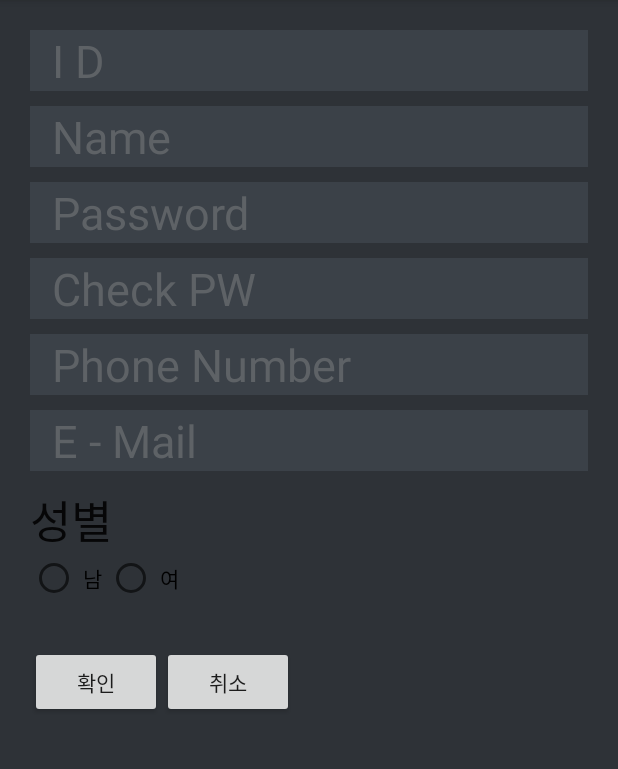
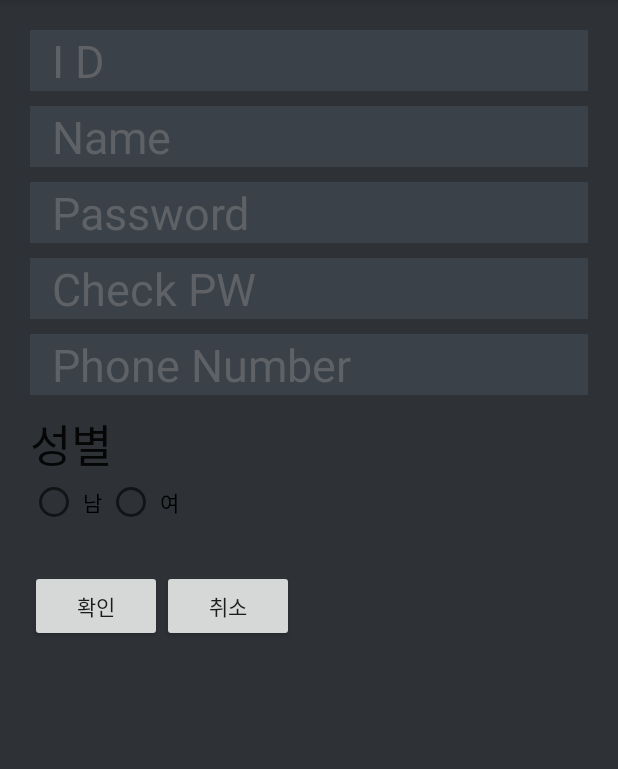
Before and after one commit to Parkdusang/MobileTermProject, an Android app: the Register screen opened directly, with no data from a screen before it, on a phone screen of 412 x 824 dp, the part 84-853 px from its top. Run offline under Robolectric (Android 15) with nearby library versions, the phone set to English and light mode, and no system bars.

Commit message:
db연동 customer연동

```diff
--- a/HealthTrainer/app/src/main/java/com/example/parkdusang/healthtrainer/Customercontent2.java
+++ b/HealthTrainer/app/src/main/java/com/example/parkdusang/healthtrainer/Customercontent2.java
@@ -16,11 +16,13 @@ public class Customercontent2 extends Fragment{
     private ArrayList<ArrayList<String>> mChildList = null;
     private ArrayList<String> mChildListContent = null;
     private ExpandableListView mListView;
-
+    String id;
     public View onCreateView(LayoutInflater inflater, ViewGroup container,
                              Bundle savedInstanceState) {
 
         ViewGroup v = (ViewGroup) inflater.inflate(R.layout.customercontent2, container, false);
+
+        id = this.getArguments().getString("_id","None");
         mListView=(ExpandableListView)v.findViewById(R.id.elv_list);
         mGroupList = new ArrayList<String>();
         mChildList = new ArrayList<ArrayList<String>>();
--- a/HealthTrainer/app/src/main/java/com/example/parkdusang/healthtrainer/Customercontent3.java
+++ b/HealthTrainer/app/src/main/java/com/example/parkdusang/healthtrainer/Customercontent3.java
@@ -13,14 +13,14 @@ public class Customercontent3 extends Fragment{
 
     TextView cc3Txt1,cc3Txt2,cc3Txt3,cc3Txt4,cc3Txt5,cc3Txt6;
     ProgressBar cc3Pbar1,cc3Pbar2,cc3Pbar3,cc3Pbar4,cc3Pbar5,cc3Pbar6;
-
+    String id;
 
     int barValue[]={1,2,3,4,5,6};
     public View onCreateView(LayoutInflater inflater, ViewGroup container,
                              Bundle savedInstanceState) {
 
         ViewGroup v = (ViewGroup)inflater.inflate(R.layout.customercontent3, container, false);
-
+        id = this.getArguments().getString("_id","None");
         cc3Txt1=(TextView)v.findViewById(R.id.cc3Text1); //디비 연동해서 얻어온 값을 setText로 열어주게한다
         cc3Txt2=(TextView)v.findViewById(R.id.cc3Text2);
         cc3Txt3=(TextView)v.findViewById(R.id.cc3Text3);
--- a/HealthTrainer/app/src/main/java/com/example/parkdusang/healthtrainer/Customercontent4.java
+++ b/HealthTrainer/app/src/main/java/com/example/parkdusang/healthtrainer/Customercontent4.java
@@ -17,12 +17,14 @@ public class Customercontent4 extends Fragment{
     Button cc4btn;
     ArrayList<MyCustomDTO2> cc4list;
     Cc4Adapter cc4adapter;
-
+    String id;
     public View onCreateView(LayoutInflater inflater, ViewGroup container,
                              Bundle savedInstanceState) {
 
 
         ViewGroup v = (ViewGroup)inflater.inflate(R.layout.customercontent4, container, false);
+
+        id = this.getArguments().getString("_id","None");
         cc4listView = (ListView)v.findViewById(R.id.cc4listView);
         cc4list=new ArrayList<MyCustomDTO2>();
         //디비 연동할 부분
--- a/HealthTrainer/app/src/main/java/com/example/parkdusang/healthtrainer/Register.java
+++ b/HealthTrainer/app/src/main/java/com/example/parkdusang/healthtrainer/Register.java
@@ -69,7 +69,7 @@ public class Register extends AppCompatActivity {
                     Toast.makeText(getApplicationContext(), "휴대폰 번호를 입력하시오", Toast.LENGTH_SHORT).show();
                 } else if (b1.isChecked() == false && b2.isChecked() == false) {
                     Toast.makeText(getApplicationContext(), "성별을 체크하시오", Toast.LENGTH_SHORT).show();
-                } else if (ETpassword.getText().toString().equals(ETpasswordCheck.getText().toString())) {
+                } else if (!ETpassword.getText().toString().equals(ETpasswordCheck.getText().toString())) {
                     Toast.makeText(getApplicationContext(), "비밀번호가 다릅니다.", Toast.LENGTH_SHORT).show();
                 } else {
 
--- a/HealthTrainer/app/src/main/res/layout/register.xml
+++ b/HealthTrainer/app/src/main/res/layout/register.xml
@@ -69,17 +69,6 @@
             android:hint="  Phone Number" />
 
 
-        <EditText
-            android:id="@+id/rg_edit_email"
-            android:layout_width="match_parent"
-            android:layout_height="wrap_content"
-            android:background="@color/input_register_bg"
-            android:textColorHint="@color/input_register_hint"
-            android:textSize="30dp"
-            android:layout_marginBottom="10dp"
-            android:hint="  E - Mail" />
-
-
         <TextView
             android:layout_width="wrap_content"
             android:layout_height="wrap_content"
```
Also changed, not shown: HealthTrainer/app/src/main/java/com/example/parkdusang/healthtrainer/Connectionwaiting.java (+37 -2 lines), HealthTrainer/app/src/main/java/com/example/parkdusang/healthtrainer/Customercontent1.java (+10 -1 lines), HealthTrainer/app/src/main/java/com/example/parkdusang/healthtrainer/MyViewPagerAdapter.java (+21 -2 lines), HealthTrainer/app/src/main/java/com/example/parkdusang/healthtrainer/customermode.java (+9 -2 lines).
